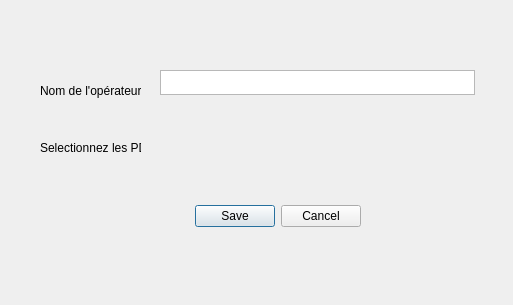
First picture: the form in ui/ajouter_operateur_dialog_base.ui, repository fanevanjanahary/UnderMap, before the edit.
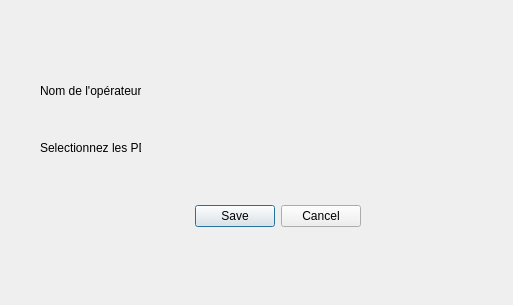
Second picture: the form after the edit. Custom widgets are drawn as their Qt base class.

The edit to the form file:
```diff
--- a/ui/ajouter_operateur_dialog_base.ui
+++ b/ui/ajouter_operateur_dialog_base.ui
@@ -42,16 +42,6 @@
     <string>Nom de l'opérateur: </string>
    </property>
   </widget>
-  <widget class="QTextBrowser" name="textBrowser">
-   <property name="geometry">
-    <rect>
-     <x>160</x>
-     <y>70</y>
-     <width>315</width>
-     <height>25</height>
-    </rect>
-   </property>
-  </widget>
   <widget class="QLabel" name="label_2">
    <property name="geometry">
     <rect>
```
